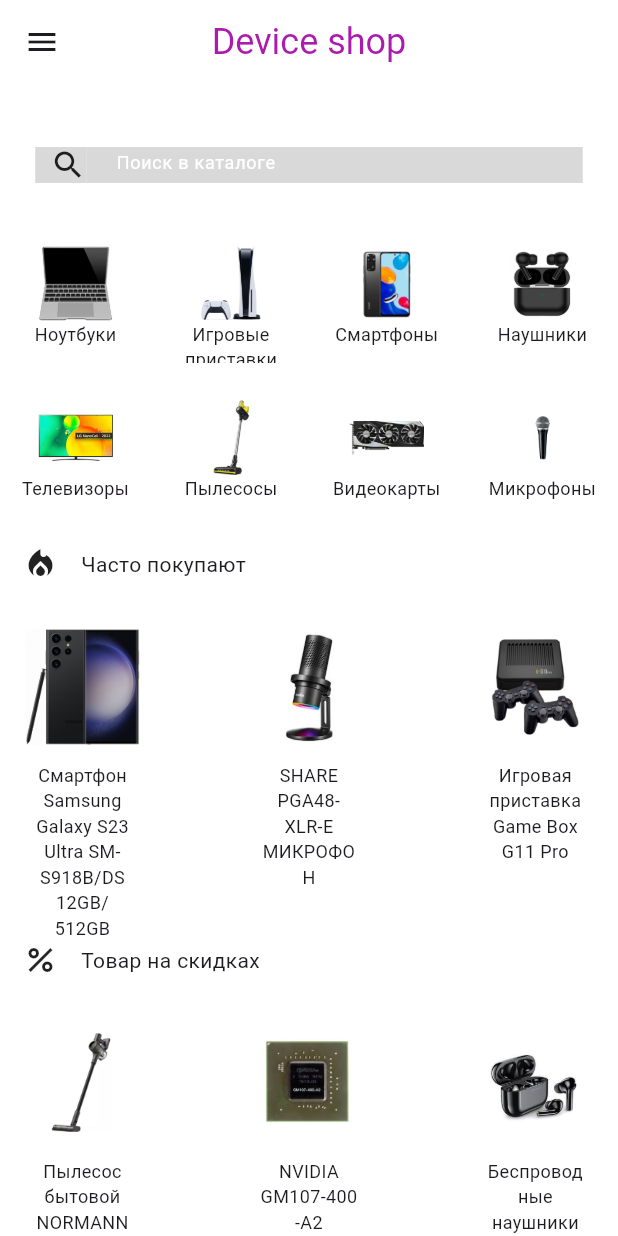
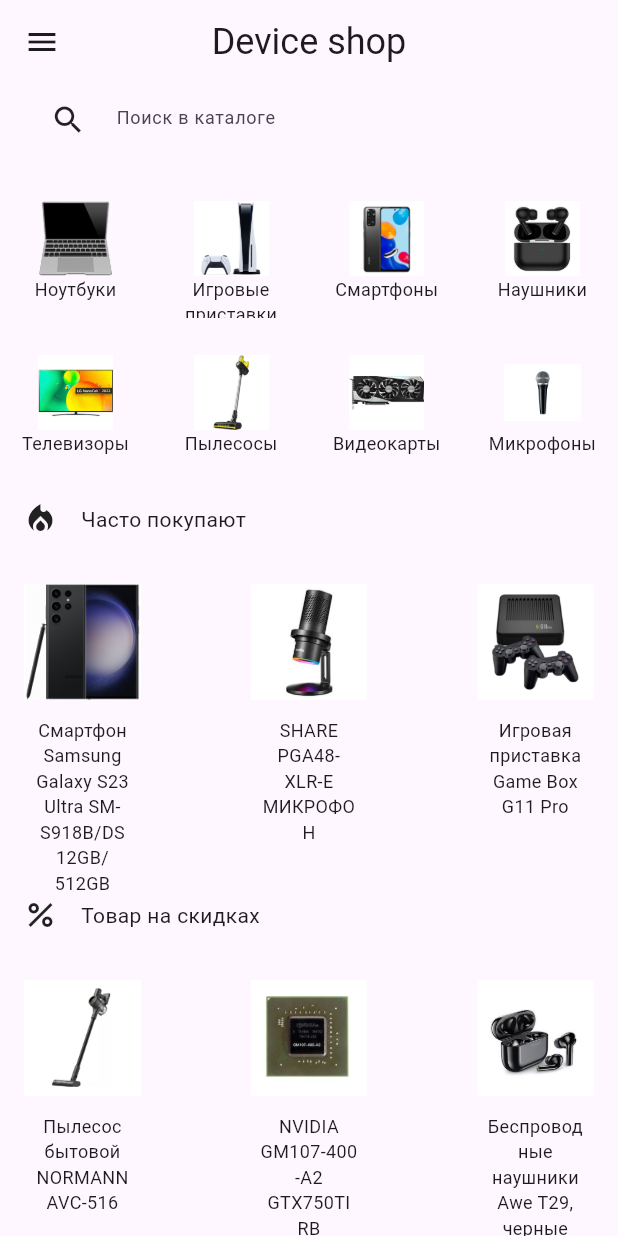
Before and after one commit to Mynameiswolf96/device_shop, a Flutter app: the screen it shows after launch, on a phone screen of 412 x 824 dp. Run offline on Flutter 3.47's test engine with Material 3 defaults, Android fonts, the phone set to English and light mode, and no system bars.

```diff
--- a/lib/device_shop.dart
+++ b/lib/device_shop.dart
@@ -1,3 +1,4 @@
+import 'package:device_shop/colors/app_colors.dart';
 import 'package:device_shop/drawerMenu/drawer.dart';
 import 'package:device_shop/texts/app_images.dart';
 import 'package:device_shop/texts/app_text.dart';
@@ -9,28 +10,28 @@
   @override
   Widget build(BuildContext context) {
     return Scaffold(
-      backgroundColor: Colors.white,
+      backgroundColor: AppColor.white,
       drawer: const MainDrawer(),
       appBar: AppBar(
         centerTitle: true,
-        backgroundColor: const Color(0xFFFFFFFF),
+        backgroundColor: AppColor.white,
         title: const Text(
           AppText.nameOfApp,
-          style: TextStyle(fontSize: 24, color: Color(0xFFAB1CAE)),
+          style: TextStyle(
+            fontSize: 24,
+            color: AppColor.purple,
+          ),
         ),
       ),
       body: Column(
         children: [
-          const SizedBox(
-            height: 30,
-          ),
           const SearchString(),
-          const SizedBox(
-            height: 30,
-          ),
           Expanded(
             child: ListView(
               children: const [
+                SizedBox(
+                  height: 30,
+                ),
                 SizedBox(
                   height: 170,
                   width: 150,
@@ -78,19 +79,19 @@
         Container(
           padding: const EdgeInsets.only(left: 10),
           height: 24,
-          color: const Color(0xFFD9D9D9),
+          color: AppColor.grey,
           child: const Icon(Icons.search),
         ),
         Container(
           padding: const EdgeInsets.only(left: 20),
           width: 331,
           height: 24,
-          color: const Color(0xFFD9D9D9),
+          color: AppColor.grey,
           child: const TextField(
             decoration: InputDecoration(
               hintText: AppText.searchInCatalog,
               hintStyle: TextStyle(
-                color: Color(0xFFFFFFFF),
+                color: AppColor.white,
                 fontSize: 12,
               ),
               contentPadding: EdgeInsets.symmetric(
@@ -129,7 +130,7 @@
     return Column(
       children: [
         Container(
-          color: Colors.white,
+          color: AppColor.white,
           child: Image.asset(
             imageName,
             height: imageHeight,
```
